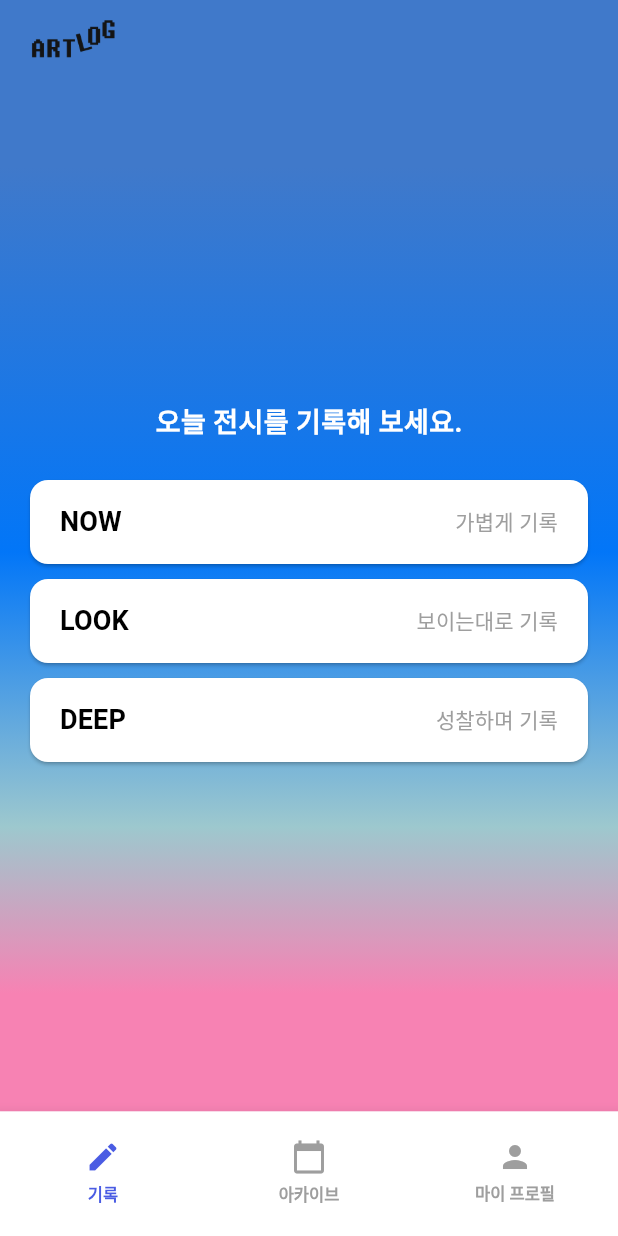
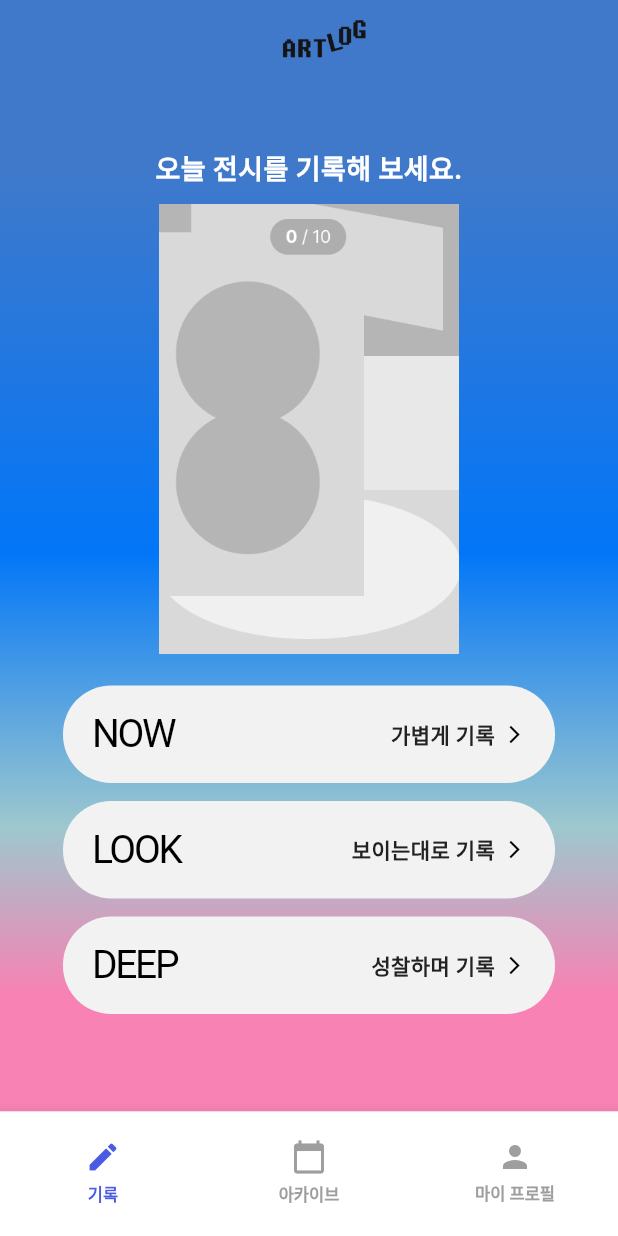
Before and after one commit to artlogofficial/artlog-app-mvp, a Flutter app: the HomePage screen opened directly, on a phone screen of 412 x 824 dp. Run offline on Flutter 3.47's test engine with Material 3 defaults, Android fonts, the phone set to English and light mode, and no system bars; our stand-ins replace cloud_firestore, firebase_auth, firebase_core; missing offline and left inert: kakao_flutter_sdk; accounts and stored records are empty; Roboto replaces fonts that are missing (DungGeunMo, Pretendard).

Commit message:
<ui>(home): 버튼, 포스터 ui 구현

```diff
--- a/lib/main.dart
+++ b/lib/main.dart
@@ -1,5 +1,6 @@
 import 'package:artlog_app_mvp/firebase_options.dart';
 import 'package:artlog_app_mvp/ui/pages/ex_search/ex_search_page.dart';
+import 'package:artlog_app_mvp/ui/pages/home/home_page.dart';
 import 'package:artlog_app_mvp/ui/pages/login/login_page.dart';
 import 'package:artlog_app_mvp/ui/pages/splash/splash_page.dart';
 import 'package:firebase_core/firebase_core.dart';
@@ -87,6 +88,16 @@
               },
               child: const Text('전시검색 화면'),
             ),
+            const SizedBox(height: 20),
+            ElevatedButton(
+              onPressed: () {
+                Navigator.push(
+                  context,
+                  MaterialPageRoute(builder: (context) => HomePage()),
+                );
+              },
+              child: const Text('홈화면'),
+            ),
           ],
         ),
       ),
--- a/lib/ui/pages/home/home_page.dart
+++ b/lib/ui/pages/home/home_page.dart
@@ -1,6 +1,5 @@
 import 'package:artlog_app_mvp/ui/widgets/navigation/bottom_navigation.dart';
 import 'package:flutter/material.dart';
-
 
 class HomePage extends StatefulWidget {
   const HomePage({Key? key}) : super(key: key);
@@ -16,16 +15,15 @@
     setState(() {
       _currentIndex = index;
     });
-
-    // TODO: 각 탭에 따라 다른 페이지로 이동하는 로직 추가 가능
   }
 
   @override
   Widget build(BuildContext context) {
     return Scaffold(
       body: Container(
+        width: double.infinity,
+        height: double.infinity,
         decoration: const BoxDecoration(
-          // 그라데이션 배경
           gradient: LinearGradient(
             begin: Alignment.topCenter,
             end: Alignment.bottomCenter,
@@ -40,9 +38,9 @@
         ),
         child: SafeArea(
           child: Column(
-            crossAxisAlignment: CrossAxisAlignment.start,
+            crossAxisAlignment: CrossAxisAlignment.center, // ✅ 내부 요소 중앙 정렬
             children: [
-              // 왼쪽 상단 로고
+              // 🔹 상단 로고 (왼쪽 정렬 유지)
               Padding(
                 padding: const EdgeInsets.only(left: 20, top: 10),
                 child: Image.asset(
@@ -51,22 +49,39 @@
                 ),
               ),
 
-              // 메인 컨텐츠
+              // 🔹 메인 컨텐츠 중앙 정렬
               Expanded(
                 child: Column(
                   mainAxisAlignment: MainAxisAlignment.center,
+                  crossAxisAlignment: CrossAxisAlignment.center, // ✅ 내부 요소 중앙 정렬
                   children: [
                     const Text(
                       "오늘 전시를 기록해 보세요.",
+                      textAlign: TextAlign.center, // ✅ 텍스트 중앙 정렬
                       style: TextStyle(
                         fontSize: 18,
                         fontWeight: FontWeight.bold,
                         color: Colors.white,
                       ),
                     ),
-                    const SizedBox(height: 20),
+                    const SizedBox(height: 10),
 
-                    // NOW, LOOK, DEEP 버튼
+                    // 🔹 포스터 이미지 중앙 정렬
+                    Center( // ✅ 추가된 부분
+                      child: Container(
+                        width: 200,
+                        height: 300,
+                        decoration: BoxDecoration(
+                          image: DecorationImage(
+                            image: AssetImage("assets/images/poster.png"),
+                            fit: BoxFit.cover,
+                          ),
+                        ),
+                      ),
+                    ),
+                    const SizedBox(height: 15),
+
+                    // 🔹 NOW, LOOK, DEEP 버튼 (중앙 정렬)
                     _buildRecordButton("NOW", "가볍게 기록"),
                     _buildRecordButton("LOOK", "보이는대로 기록"),
                     _buildRecordButton("DEEP", "성찰하며 기록"),
@@ -77,6 +92,8 @@
           ),
         ),
       ),
+
+      // ✅ 네비게이션 바
       bottomNavigationBar: BottomNavigation(
         currentIndex: _currentIndex,
         onTap: _onTabTapped,
@@ -84,40 +101,51 @@
     );
   }
 
-  // 기록 버튼 위젯
+  // 기록 버튼 위젯 (중앙 정렬)
   Widget _buildRecordButton(String title, String subtitle) {
-    return Padding(
-      padding: const EdgeInsets.symmetric(horizontal: 20, vertical: 5),
-      child: ElevatedButton(
-        style: ElevatedButton.styleFrom(
-          backgroundColor: Colors.white,
+    return Center( // ✅ 버튼 중앙 정렬
+      child: Padding(
+        padding: const EdgeInsets.symmetric(horizontal: 24, vertical: 6),
+        child: Container(
+          width: 328,
+          height: 65,
+          padding: const EdgeInsets.symmetric(horizontal: 20),
+          decoration: ShapeDecoration(
+            color: Color(0xFFF2F2F2),
             shape: RoundedRectangleBorder(
-            borderRadius: BorderRadius.circular(12),
+              borderRadius: BorderRadius.circular(32),
             ),
-          padding: const EdgeInsets.symmetric(vertical: 15, horizontal: 20),
           ),
-        onPressed: () {
-          // TODO: 버튼 클릭 시 이동할 페이지 설정
-        },
           child: Row(
             mainAxisAlignment: MainAxisAlignment.spaceBetween,
             children: [
               Text(
                 title,
-              style: const TextStyle(
-                fontSize: 18,
-                fontWeight: FontWeight.bold,
+                style: TextStyle(
                   color: Colors.black,
+                  fontSize: 26,
+                  fontFamily: 'DungGeunMo',
+                  fontWeight: FontWeight.w400,
+                  letterSpacing: -1.5,
                 ),
               ),
+              Row(
+                children: [
                   Text(
                     subtitle,
-              style: const TextStyle(
+                    style: TextStyle(
+                      color: Color(0xFF222222),
                       fontSize: 14,
-                color: Colors.grey,
+                      fontFamily: 'Pretendard',
+                      fontWeight: FontWeight.w700,
                     ),
                   ),
+                  const SizedBox(width: 6),
+                  Icon(Icons.arrow_forward_ios, size: 14, color: Colors.black),
                 ],
+              ),
+            ],
+          ),
         ),
       ),
     );
--- a/lib/ui/widgets/navigation/bottom_navigation.dart
+++ b/lib/ui/widgets/navigation/bottom_navigation.dart
@@ -12,11 +12,10 @@
       currentIndex: currentIndex,
       onTap: onTap,
       backgroundColor: Colors.white,
-      selectedItemColor: const Color.fromRGBO(74, 92, 227, 1), // 선택된 아이콘 색상 (brand_blue)
-      unselectedItemColor: const Color.fromRGBO(158, 158, 158, 1), // 선택되지 않은 아이콘 색상 (gray-500)
-      showSelectedLabels: false, // 기본 라벨 숨김
-      showUnselectedLabels: false, // 기본 라벨 숨김
-
+      selectedItemColor: const Color.fromRGBO(74, 92, 227, 1),
+      unselectedItemColor: const Color.fromRGBO(158, 158, 158, 1),
+      showSelectedLabels: false,
+      showUnselectedLabels: false,
       items: [
         _buildNavItem(Icons.edit, "기록", 0, currentIndex),
         _buildNavItem(Icons.calendar_today, "아카이브", 1, currentIndex),
@@ -46,7 +45,7 @@
               ),
             ),
           ),
-          const SizedBox(height: 1), // 아이콘과 텍스트 간 여백
+          const SizedBox(height: 1),
           Text(
             label,
             style: TextStyle(
--- a/pubspec.yaml
+++ b/pubspec.yaml
@@ -69,7 +69,8 @@
     - family: DungGeunMo
       fonts:
         - asset: assets/fonts/DungGeunMo.ttf
-          fonts:
+    - family: Pretendard
+      fonts:
         - asset: assets/fonts/Pretendard-Regular.ttf
           weight: 400
         - asset: assets/fonts/Pretendard-Bold.ttf
```
Lines whose indentation alone changed are shown as unchanged.
